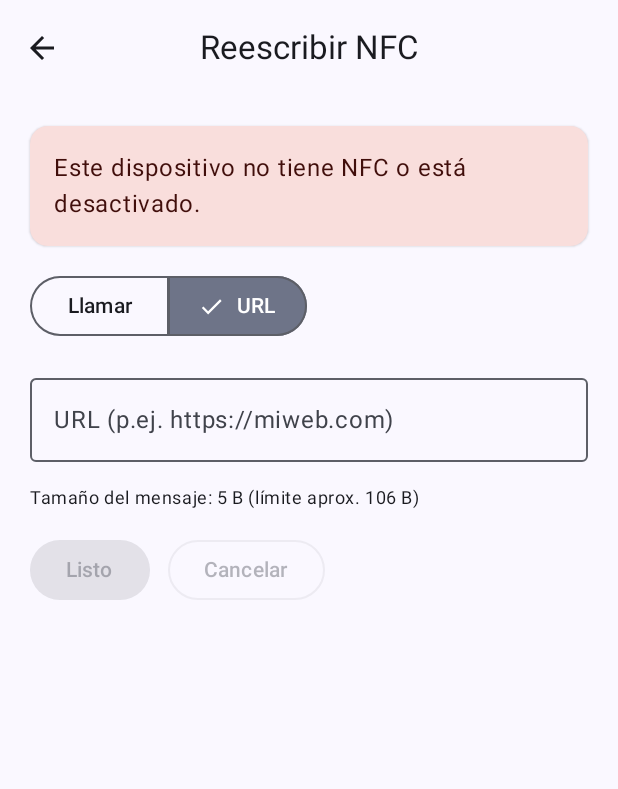
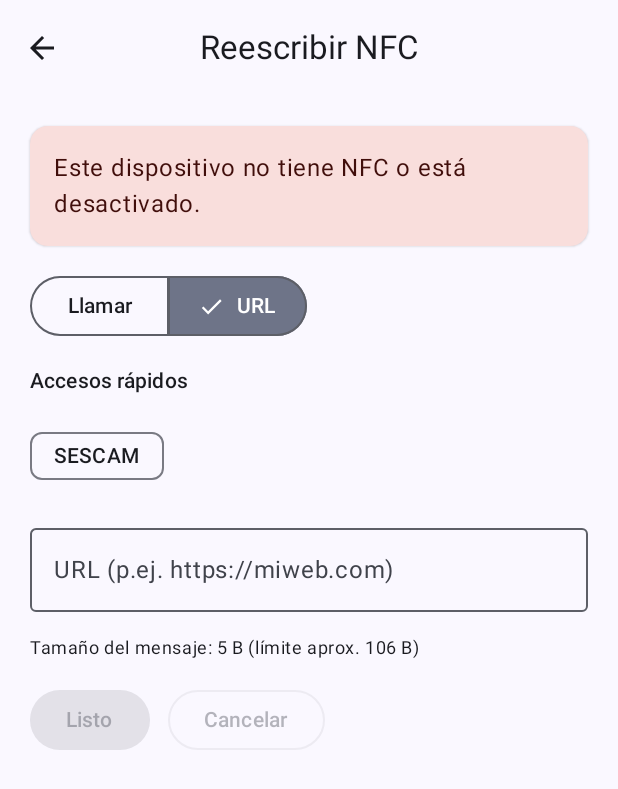
Before and after one commit to luciapolo/ConTacto, an Android app built with Jetpack Compose: the NfcRewriteActivity screen opened directly, with no data from a screen before it, after a tap on "URL", on a phone screen of 412 x 824 dp. Shown: the top 789 px of the screen. Run offline under Robolectric (Android 15) with nearby library versions, the phone set to English and light mode, and no system bars.

Commit message:
Direct access of links that have assitant

```diff
--- a/app/src/main/java/com/example/contacto/nfc/NfcRewriteActivity.kt
+++ b/app/src/main/java/com/example/contacto/nfc/NfcRewriteActivity.kt
@@ -14,25 +14,24 @@ import android.provider.ContactsContract
 import androidx.activity.ComponentActivity
 import androidx.activity.compose.setContent
 import androidx.activity.result.contract.ActivityResultContracts
+import androidx.annotation.StringRes
 import androidx.compose.foundation.layout.*
+import androidx.compose.foundation.lazy.LazyRow
+import androidx.compose.foundation.lazy.items
+import androidx.compose.material.icons.Icons
+import androidx.compose.material.icons.automirrored.filled.ArrowBack
 import androidx.compose.material3.*
 import androidx.compose.runtime.*
 import androidx.compose.ui.Alignment
 import androidx.compose.ui.Modifier
 import androidx.compose.ui.platform.LocalContext
+import androidx.compose.ui.res.stringResource
 import androidx.compose.ui.text.input.TextFieldValue
 import androidx.compose.ui.unit.dp
 import androidx.core.content.ContextCompat
 import androidx.activity.compose.rememberLauncherForActivityResult
+import com.example.contacto.R
 import com.example.contacto.ui.theme.ConTactoTheme
-import androidx.annotation.StringRes
-import androidx.compose.runtime.Composable
-import androidx.compose.ui.res.stringResource
-import com.example.contacto.R
-
-// Icons
-import androidx.compose.material.icons.Icons
-import androidx.compose.material.icons.automirrored.filled.ArrowBack
 
 class NfcRewriteActivity : ComponentActivity() {
 
@@ -42,38 +41,14 @@ class NfcRewriteActivity : ComponentActivity() {
     private var onWriteResult: ((WriteResult) -> Unit)? = null
 
     private val readerCallback = NfcAdapter.ReaderCallback { tag ->
-        // ========= Diagnóstico =========
-        /*
-        val idHex = tag.id.joinToString("") { "%02X".format(it) }
-        val techsCsv = tag.techList.joinToString()
-        val ndef = Ndef.get(tag)
-        val fmt = NdefFormatable.get(tag)
-        val diagHeader = buildString {
-            append("UID=$idHex  techs=$techsCsv")
-            append(
-                if (ndef != null) " | NDEF OK (max=${ndef.maxSize}B)"
-                else if (fmt != null) " | NdefFormatable OK"
-                else " | No NDEF/Formatable"
-            )
-        }
-        */
-
-        // ========= Flujo mínimo: escribir si hay mensaje pendiente =========
         val msg = pendingMessage
         val result: WriteResult = if (msg != null) {
             writeNdefToTagWithReason(tag, msg)
         } else {
             WriteResult(false, "No hay mensaje preparado.")
         }
-
-        // (Opcional) Si activaste el diagnóstico ampliado, añade el header:
-        // val merged = result.copy(reason = listOf(diagHeader, result.reason).filterNotNull().joinToString(" | "))
-        // onWriteResult?.invoke(merged)
-
-        // Diagnóstico mínimo: solo confirma éxito/fracaso
         onWriteResult?.invoke(result)
     }
-
 
     private var pendingMessage: NdefMessage? = null
 
@@ -86,8 +61,7 @@ class NfcRewriteActivity : ComponentActivity() {
                 NfcRewriteScreen(
                     onBack = { finish() },
                     nfcAvailable = nfcAdapter != null,
-                    // La UI me dice qué mensaje escribir y yo activo el ReaderMode
-                    onStartListening = { message, _ /* ignoramos el boolean callback */ ->
+                    onStartListening = { message, _ ->
                         pendingMessage = message
                         enableReaderMode()
                     },
@@ -95,7 +69,6 @@ class NfcRewriteActivity : ComponentActivity() {
                         disableReaderMode()
                         pendingMessage = null
                     },
-                    // La UI registra aquí su handler para recibir el resultado
                     registerResultHandler = { handler ->
                         onWriteResult = handler
                     }
@@ -131,6 +104,13 @@ class NfcRewriteActivity : ComponentActivity() {
 
 private enum class PayloadType { CALL, URL }
 
+private data class QuickLink(val label: String, val url: String)
+
+// Edita esta lista a tu gusto
+private val defaultQuickLinks = listOf(
+    QuickLink("SESCAM", "https://sescam.jccm.es/misaluddigital/app/inicio")
+)
+
 @OptIn(ExperimentalMaterial3Api::class)
 @Composable
 fun NfcRewriteScreen(
@@ -138,7 +118,6 @@ fun NfcRewriteScreen(
     nfcAvailable: Boolean,
     onStartListening: (NdefMessage, (Boolean) -> Unit) -> Unit,
     onStopListening: () -> Unit,
-    // NUEVO: en vez de onWriteResult (callback directo), registramos el handler
     registerResultHandler: ((WriteResult) -> Unit) -> Unit
 ){
     val context = LocalContext.current
@@ -149,6 +128,9 @@ fun NfcRewriteScreen(
     var status by remember { mutableStateOf<String?>(null) }
     var error by remember { mutableStateOf<String?>(null) }
     var lastReason by remember { mutableStateOf<String?>(null) }
+
+    // --- Accesos rápidos (puedes mutarlos en runtime si quieres añadir más) ---
+    var quickLinks by remember { mutableStateOf(defaultQuickLinks) }
 
     // --- Picker de contactos + permiso ---
     var pendingPick by remember { mutableStateOf(false) }
@@ -245,6 +227,29 @@ fun NfcRewriteScreen(
                     onTypeChange = { type = it; error = null; status = null }
                 )
 
+                // Accesos rápidos (solo visibles en modo URL)
+                if (type == PayloadType.URL) {
+                    Text(
+                        "Accesos rápidos",
+                        style = MaterialTheme.typography.labelLarge
+                    )
+                    LazyRow(
+                        horizontalArrangement = Arrangement.spacedBy(8.dp),
+                        modifier = Modifier.fillMaxWidth()
+                    ) {
+                        items(quickLinks) { link ->
+                            AssistChip(
+                                onClick = {
+                                    type = PayloadType.URL
+                                    input = TextFieldValue(link.url)
+                                    error = null
+                                },
+                                label = { Text(link.label) }
+                            )
+                        }
+                    }
+                }
+
                 // Campo según tipo
                 OutlinedTextField(
                     value = input,
@@ -268,9 +273,7 @@ fun NfcRewriteScreen(
 
                 // Botón extra: Elegir de contactos (solo en modo Llamar)
                 if (type == PayloadType.CALL) {
-                    OutlinedButton(onClick = {
-                        if (!waiting) pickFromContacts()
-                    }) {
+                    OutlinedButton(onClick = { if (!waiting) pickFromContacts() }) {
                         Text("Elegir de contactos")
                     }
                 }
@@ -376,7 +379,6 @@ private fun AssistCard(
 
 /** =========== Construcción del NDEF =========== */
 
-/** =========== Construcción del NDEF =========== */
 private fun buildMessage(type: PayloadType, rawInput: String): NdefMessage {
     val record: NdefRecord = when (type) {
         PayloadType.CALL -> {
@@ -388,10 +390,9 @@ private fun buildMessage(type: PayloadType, rawInput: String): NdefMessage {
             NdefRecord.createUri(url)
         }
     }
-    // Un único record para minimizar tamaño (no AAR, ni texto extra)
+    // Un único record para minimizar tamaño
     return NdefMessage(arrayOf(record))
 }
-
 
 /** Validaciones rápidas */
 private fun validateInput(type: PayloadType, input: String): String? {
@@ -437,7 +438,7 @@ private fun writeNdefToTagWithReason(tag: Tag, message: NdefMessage): WriteResul
             val max = ndef.maxSize
             if (size > max) {
                 ndef.close()
-                return WriteResult(false, "Mensaje demasiado grande (${size}B > ${max}B). Prueba sin AAR o usa un tag con más memoria.")
+                return WriteResult(false, "Mensaje demasiado grande (${size}B > ${max}B).")
             }
             ndef.writeNdefMessage(message)
             ndef.close()
```
